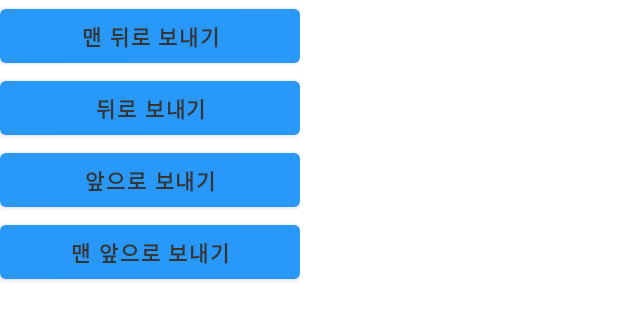
After one commit to shim506/kotlin-drawingapp, an Android app: the layout fragment_canvas_object_strategy_dialog.xml on its own in the app's theme, with its tools: preview values and no code run, on a phone screen of 412 x 824 dp. The commit adds this screen. Shown: the top 320 px of the screen. Run offline under Robolectric (Android 15) with nearby library versions, the phone set to English and light mode, and no system bars.

Commit message:
FEAT : DialogFragment 를 통해 사각형 그리는 순서 바꾸기 구현
- dialogFragment 제작
- dialogFragment 에 리스터 구현
- 응답을 받아와 그리는 순서 수정

목록순서 변경 미구현

```diff
--- a/app/src/main/java/com/example/kotlin_drawingapp/CanvasActivity.kt
+++ b/app/src/main/java/com/example/kotlin_drawingapp/CanvasActivity.kt
@@ -52,7 +52,9 @@ class MainActivity : AppCompatActivity(), CanvasContract.View {
     }
 
     private fun initRecycler() {
-        canvasObjectAdapter = CanvasObjectViewAdapter(this, dataList)
+        canvasObjectAdapter = CanvasObjectViewAdapter(this, dataList ,
+            canvasPresenter
+        )
 
         binding.objectRecyclerview?.let {
             val layoutManager = LinearLayoutManager(this, RecyclerView.VERTICAL, false)
@@ -162,7 +164,7 @@ class MainActivity : AppCompatActivity(), CanvasContract.View {
     }
 
     override fun addCanvasObjectData(canvasObjectData: CanvasObjectData) {
-        dataList.add(0,canvasObjectData)
+        dataList.add(0, canvasObjectData)
         canvasObjectAdapter.updateReceiptsList(dataList)
     }
 
--- a/app/src/main/java/com/example/kotlin_drawingapp/CanvasContract.kt
+++ b/app/src/main/java/com/example/kotlin_drawingapp/CanvasContract.kt
@@ -5,6 +5,7 @@ import android.net.Uri
 import com.example.kotlin_drawingapp.changeAttr.IChangeAttribute
 import com.example.kotlin_drawingapp.data.*
 import com.example.kotlin_drawingapp.data.model.selected.ISelected
+import com.example.kotlin_drawingapp.orderstratgy.CanvasObjectOrderStrategy
 
 interface CanvasContract {
     interface Presenter {
@@ -19,6 +20,7 @@ interface CanvasContract {
         fun addImageRectangleWithUri(uri: Uri)
         fun changeRectangleAttribute(changeAttribute: IChangeAttribute)
         fun addText()
+        fun changeCanvasObjectOrder(strategy: CanvasObjectOrderStrategy)
     }
 
     interface View {
--- a/app/src/main/java/com/example/kotlin_drawingapp/CanvasObjectData.kt
+++ b/app/src/main/java/com/example/kotlin_drawingapp/CanvasObjectData.kt
@@ -8,5 +8,4 @@ data class CanvasObjectData(
     val type: CanvasObjectType,
     val rectangle: Rectangle,
     val dataNumber: Int
-) {
-}
+)
--- a/app/src/main/java/com/example/kotlin_drawingapp/data/model/Plane.kt
+++ b/app/src/main/java/com/example/kotlin_drawingapp/data/model/Plane.kt
@@ -7,6 +7,7 @@ import com.example.kotlin_drawingapp.data.model.selected.ISelected
 import com.example.kotlin_drawingapp.data.model.selected.PictureSelected
 import com.example.kotlin_drawingapp.data.model.selected.RectangleSelected
 import com.example.kotlin_drawingapp.data.model.selected.TextSelected
+import com.example.kotlin_drawingapp.orderstratgy.CanvasObjectOrderStrategy
 import com.orhanobut.logger.Logger
 import com.orhanobut.logger.Logger.d
 
@@ -98,4 +99,8 @@ object Plane {
     fun getSelectedRectangle(): Rectangle? {
         return selected?.getRectangle()
     }
+
+    fun changeOrder(strategy: CanvasObjectOrderStrategy) {
+        strategy.changeOrder(rectangleList, pictureList, textList)
+    }
 }
--- /dev/null
+++ b/app/src/main/res/layout/fragment_canvas_object_strategy_dialog.xml
@@ -0,0 +1,40 @@
+<?xml version="1.0" encoding="utf-8"?>
+<LinearLayout xmlns:android="http://schemas.android.com/apk/res/android"
+    xmlns:tools="http://schemas.android.com/tools"
+    android:layout_width="200dp"
+    android:layout_height="wrap_content"
+    android:orientation="vertical"
+    tools:context=".CanvasObjectStrategyDialogFragment">
+
+    <Button
+        android:id="@+id/set_most_back_button"
+        android:layout_width="match_parent"
+        android:layout_height="wrap_content"
+        android:text="맨 뒤로 보내기"
+        android:textColor="@color/drawing_gray"
+        android:textStyle="bold" />
+
+    <Button
+        android:id="@+id/set_back_button"
+        android:layout_width="match_parent"
+        android:layout_height="wrap_content"
+        android:text="뒤로 보내기"
+        android:textColor="@color/drawing_gray"
+        android:textStyle="bold" />
+
+    <Button
+        android:id="@+id/set_forth_button"
+        android:layout_width="match_parent"
+        android:layout_height="wrap_content"
+        android:text="앞으로 보내기"
+        android:textColor="@color/drawing_gray"
+        android:textStyle="bold" />
+
+    <Button
+        android:id="@+id/set_most_forth_button"
+        android:layout_width="match_parent"
+        android:layout_height="wrap_content"
+        android:text="맨 앞으로 보내기"
+        android:textColor="@color/drawing_gray"
+        android:textStyle="bold" />
+</LinearLayout>
```
Also changed, not shown: app/src/main/java/com/example/kotlin_drawingapp/CanvasObjectStrategyDialogFragment.kt (added, +54 -0 lines), app/src/main/java/com/example/kotlin_drawingapp/CanvasObjectViewAdapter.kt (+50 -2 lines), app/src/main/java/com/example/kotlin_drawingapp/CanvasPresenter.kt (+31 -3 lines), app/src/main/java/com/example/kotlin_drawingapp/orderstratgy/BackStrategy.kt (added, +53 -0 lines), app/src/main/java/com/example/kotlin_drawingapp/orderstratgy/CanvasObjectOrderStrategy.kt (added, +30 -0 lines), app/src/main/java/com/example/kotlin_drawingapp/orderstratgy/ForthStrategy.kt (added, +53 -0 lines), app/src/main/java/com/example/kotlin_drawingapp/orderstratgy/MostBackStrategy.kt (added, +29 -0 lines), app/src/main/java/com/example/kotlin_drawingapp/orderstratgy/MostForthStrategy.kt (added, +30 -0 lines).
